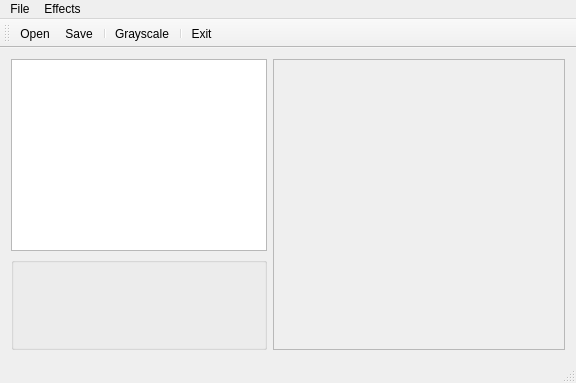
Old version of the form MyPainter/mypainter.ui in the repository xzatkalik/zadanie.
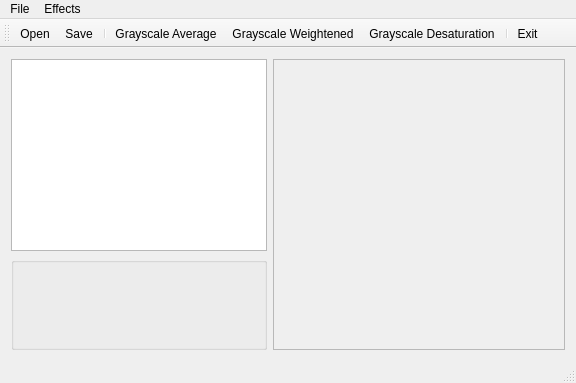
New version of the form. Icons and pictures are not drawn.

Commit message: zaciatok prestavby

```diff
--- a/MyPainter/mypainter.ui
+++ b/MyPainter/mypainter.ui
@@ -127,6 +127,8 @@
    <addaction name="actionSave"/>
    <addaction name="separator"/>
    <addaction name="actionGrayscale"/>
+   <addaction name="actionGrayscale_Weightened"/>
+   <addaction name="actionGrayscale_Desaturation"/>
    <addaction name="separator"/>
    <addaction name="actionExit"/>
   </widget>
@@ -240,7 +242,7 @@
      <normaloff>:/ikonky/resources/icon_grayscale1.jpg</normaloff>:/ikonky/resources/icon_grayscale1.jpg</iconset>
    </property>
    <property name="text">
-    <string>Grayscale</string>
+    <string>Grayscale Average</string>
    </property>
   </action>
   <action name="actionClose">
@@ -248,6 +250,30 @@
     <string>Close</string>
    </property>
   </action>
+  <action name="actionGrayscale_Weightened">
+   <property name="checkable">
+    <bool>true</bool>
+   </property>
+   <property name="icon">
+    <iconset resource="mypainter.qrc">
+     <normaloff>:/ikonky/resources/icon_grayscale1.jpg</normaloff>:/ikonky/resources/icon_grayscale1.jpg</iconset>
+   </property>
+   <property name="text">
+    <string>Grayscale Weightened</string>
+   </property>
+  </action>
+  <action name="actionGrayscale_Desaturation">
+   <property name="checkable">
+    <bool>true</bool>
+   </property>
+   <property name="icon">
+    <iconset resource="mypainter.qrc">
+     <normaloff>:/ikonky/resources/icon_grayscale1.jpg</normaloff>:/ikonky/resources/icon_grayscale1.jpg</iconset>
+   </property>
+   <property name="text">
+    <string>Grayscale Desaturation</string>
+   </property>
+  </action>
  </widget>
  <layoutdefault spacing="6" margin="11"/>
  <resources>
```
Left out of the diff: 2 changed lines with no effect on the pictures. The commit also changes 1 other file.
